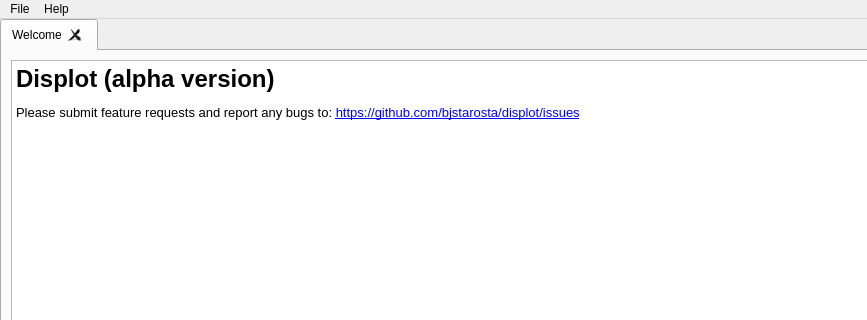
This is devel/displot.ui in bjstarosta/displot as Qt 5 draws it before an edit; both pictures show x 0 to 867 and y 0 to 320 of the 1000 by 700 pixel window. The edited form follows.
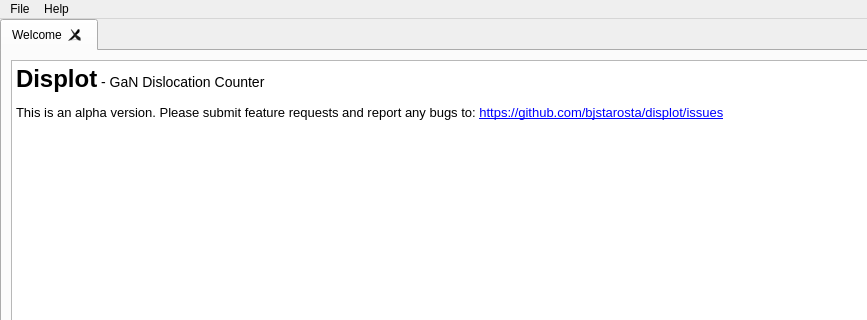
This is the edited form.

What changed in the file:
```diff
--- a/devel/displot.ui
+++ b/devel/displot.ui
@@ -80,8 +80,14 @@
 &lt;html&gt;&lt;head&gt;&lt;meta name=&quot;qrichtext&quot; content=&quot;1&quot; /&gt;&lt;style type=&quot;text/css&quot;&gt;
 p, li { white-space: pre-wrap; }
 &lt;/style&gt;&lt;/head&gt;&lt;body style=&quot; font-family:'Roboto'; font-size:10pt; font-weight:400; font-style:normal;&quot;&gt;
-&lt;p style=&quot; margin-top:18px; margin-bottom:12px; margin-left:0px; margin-right:0px; -qt-block-indent:0; text-indent:0px;&quot;&gt;&lt;span style=&quot; font-size:xx-large; font-weight:600;&quot;&gt;Displot (alpha version)&lt;/span&gt;&lt;/p&gt;
-&lt;p style=&quot; margin-top:12px; margin-bottom:12px; margin-left:0px; margin-right:0px; -qt-block-indent:0; text-indent:0px;&quot;&gt;Please submit feature requests and report any bugs to: &lt;a href=&quot;https://github.com/bjstarosta/displot/issues&quot;&gt;&lt;span style=&quot; text-decoration: underline; color:#0000ff;&quot;&gt;https://github.com/bjstarosta/displot/issues&lt;/span&gt;&lt;/a&gt;&lt;/p&gt;&lt;/body&gt;&lt;/html&gt;</string>
+&lt;p style=&quot; margin-top:18px; margin-bottom:12px; margin-left:0px; margin-right:0px; -qt-block-indent:0; text-indent:0px;&quot;&gt;&lt;span style=&quot; font-size:xx-large; font-weight:600;&quot;&gt;Displot&lt;/span&gt;&lt;span style=&quot; font-size:large; font-weight:296;&quot;&gt; - GaN Dislocation Counter&lt;/span&gt;&lt;/p&gt;
+&lt;p style=&quot; margin-top:12px; margin-bottom:12px; margin-left:0px; margin-right:0px; -qt-block-indent:0; text-indent:0px;&quot;&gt;This is an alpha version. Please submit feature requests and report any bugs to: &lt;a href=&quot;https://github.com/bjstarosta/displot/issues&quot;&gt;&lt;span style=&quot; text-decoration: underline; color:#0000ff;&quot;&gt;https://github.com/bjstarosta/displot/issues&lt;/span&gt;&lt;/a&gt;&lt;/p&gt;&lt;/body&gt;&lt;/html&gt;</string>
+          </property>
+          <property name="openExternalLinks">
+           <bool>true</bool>
+          </property>
+          <property name="openLinks">
+           <bool>true</bool>
           </property>
          </widget>
         </item>
```
